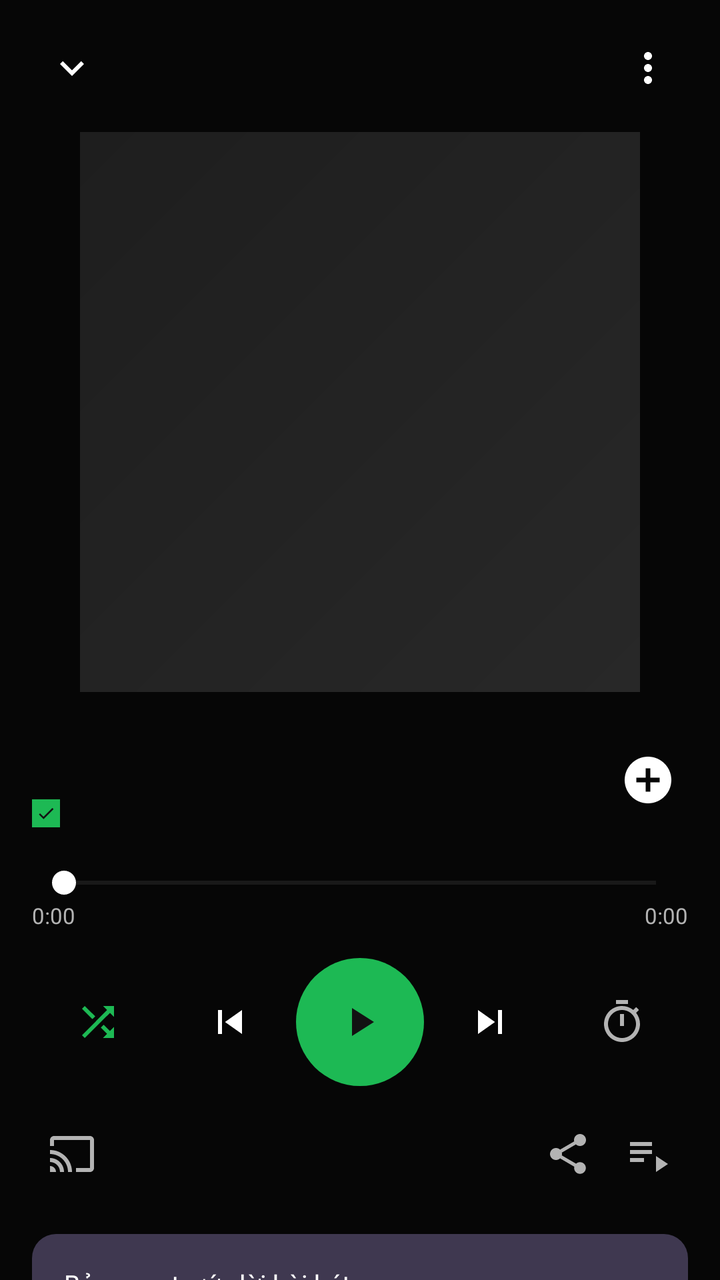
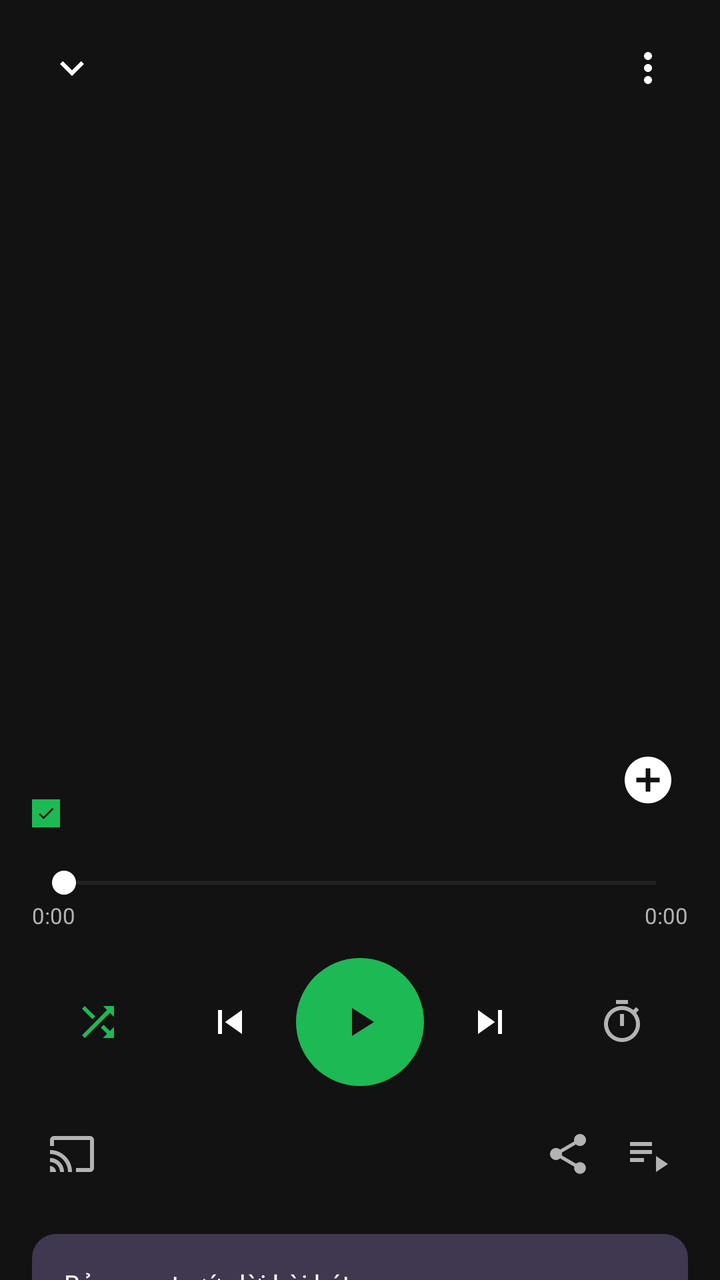

Before-and-after screenshots of an Android layout around one commit, followed by the original layout XML and the change that was made.
<!-- AndroidManifest.xml: activity theme Theme.MusicStreamingApp.Player -->
<!-- res/layout/activity_player.xml -->
<?xml version="1.0" encoding="utf-8"?>
<FrameLayout xmlns:android="http://schemas.android.com/apk/res/android"
    xmlns:app="http://schemas.android.com/apk/res-auto"
    android:layout_width="match_parent"
    android:layout_height="match_parent"
    android:background="@color/bg_primary">

    
    <ImageView
        android:id="@+id/iv_bg_blur"
        android:layout_width="match_parent"
        android:layout_height="match_parent"
        android:alpha="0.5"
        android:scaleType="centerCrop"/>

    <View
        android:layout_width="match_parent"
        android:layout_height="match_parent"
        android:background="#A6000000"/>

    <androidx.core.widget.NestedScrollView
        android:layout_width="match_parent"
        android:layout_height="match_parent"
        android:fillViewport="true"
        android:fitsSystemWindows="true">

        <LinearLayout
            android:layout_width="match_parent"
            android:layout_height="wrap_content"
            android:orientation="vertical"
            android:paddingHorizontal="16dp"
            android:paddingBottom="32dp">

            
            <LinearLayout
                android:layout_width="match_parent"
                android:layout_height="wrap_content"
                android:gravity="center_vertical"
                android:orientation="horizontal"
                android:paddingTop="14dp">

                <ImageButton
                    android:id="@+id/btn_back"
                    android:layout_width="40dp"
                    android:layout_height="40dp"
                    android:background="?attr/selectableItemBackgroundBorderless"
                    android:src="@drawable/ic_chevron_down"
                    android:tint="@color/accent_white"/>

                <LinearLayout
                    android:layout_width="0dp"
                    android:layout_height="wrap_content"
                    android:layout_weight="1"
                    android:gravity="center"
                    android:orientation="vertical">

                    <TextView
                        android:id="@+id/tv_breadcrumb_top"
                        android:layout_width="wrap_content"
                        android:layout_height="wrap_content"
                        android:textColor="@color/text_secondary"
                        android:textSize="11sp"/>

                    <TextView
                        android:id="@+id/tv_breadcrumb_bottom"
                        android:layout_width="wrap_content"
                        android:layout_height="wrap_content"
                        android:textColor="@color/accent_white"
                        android:textSize="11sp"
                        android:textStyle="bold"/>
                </LinearLayout>

                <ImageButton
                    android:id="@+id/btn_more"
                    android:layout_width="40dp"
                    android:layout_height="40dp"
                    android:background="?attr/selectableItemBackgroundBorderless"
                    android:src="@drawable/ic_more_vert"
                    android:tint="@color/accent_white"/>
            </LinearLayout>

            
            <FrameLayout
                android:layout_width="@dimen/player_cover_size"
                android:layout_height="@dimen/player_cover_size"
                android:layout_gravity="center_horizontal"
                android:layout_marginTop="12dp">

                <ImageView
                    android:id="@+id/iv_cover"
                    android:layout_width="match_parent"
                    android:layout_height="match_parent"
                    android:background="@drawable/placeholder_gradient"
                    android:scaleType="centerCrop"/>

                
                <TextView
                    android:id="@+id/tv_lyrics_teaser"
                    android:layout_width="match_parent"
                    android:layout_height="wrap_content"
                    android:layout_gravity="bottom"
                    android:background="#66000000"
                    android:padding="14dp"
                    android:textColor="@color/accent_white"
                    android:textSize="20sp"
                    android:textStyle="bold"
                    android:visibility="gone"/>
            </FrameLayout>

            
            <LinearLayout
                android:layout_width="match_parent"
                android:layout_height="wrap_content"
                android:layout_marginTop="18dp"
                android:gravity="center_vertical"
                android:orientation="horizontal">

                <LinearLayout
                    android:layout_width="0dp"
                    android:layout_height="wrap_content"
                    android:layout_weight="1"
                    android:orientation="vertical">

                    <TextView
                        android:id="@+id/tv_title"
                        android:layout_width="match_parent"
                        android:layout_height="wrap_content"
                        android:ellipsize="end"
                        android:singleLine="true"
                        android:textColor="@color/accent_white"
                        android:textSize="22sp"
                        android:textStyle="bold"/>

                    <LinearLayout
                        android:layout_width="wrap_content"
                        android:layout_height="wrap_content"
                        android:layout_marginTop="4dp"
                        android:gravity="center_vertical"
                        android:orientation="horizontal">

                        <ImageView
                            android:layout_width="14dp"
                            android:layout_height="14dp"
                            android:background="@color/spotify_green"
                            android:padding="2dp"
                            android:src="@drawable/ic_check"
                            android:tint="@color/bg_primary"/>

                        <TextView
                            android:id="@+id/tv_artist"
                            android:layout_width="wrap_content"
                            android:layout_height="wrap_content"
                            android:layout_marginStart="6dp"
                            android:textColor="@color/accent_white"
                            android:textSize="14sp"/>
                    </LinearLayout>
                </LinearLayout>

                <ImageButton
                    android:id="@+id/btn_like"
                    android:layout_width="40dp"
                    android:layout_height="40dp"
                    android:background="?attr/selectableItemBackgroundBorderless"
                    android:src="@drawable/ic_plus_circle"
                    android:tint="@color/accent_white"/>
            </LinearLayout>

            
            <SeekBar
                android:id="@+id/seekbar"
                android:layout_width="match_parent"
                android:layout_height="wrap_content"
                android:layout_marginTop="16dp"
                android:progressBackgroundTint="@color/progress_bg"
                android:progressTint="@color/accent_white"
                android:thumbTint="@color/accent_white"/>

            <LinearLayout
                android:layout_width="match_parent"
                android:layout_height="wrap_content"
                android:orientation="horizontal">

                <TextView
                    android:id="@+id/tv_current_time"
                    android:layout_width="0dp"
                    android:layout_height="wrap_content"
                    android:layout_weight="1"
                    android:text="0:00"
                    android:textColor="@color/text_secondary"
                    android:textSize="11sp"/>

                <TextView
                    android:id="@+id/tv_total_time"
                    android:layout_width="wrap_content"
                    android:layout_height="wrap_content"
                    android:text="0:00"
                    android:textColor="@color/text_secondary"
                    android:textSize="11sp"/>
            </LinearLayout>

            
            <LinearLayout
                android:layout_width="match_parent"
                android:layout_height="wrap_content"
                android:layout_marginTop="14dp"
                android:gravity="center_vertical"
                android:orientation="horizontal">

                <ImageButton
                    android:id="@+id/btn_shuffle"
                    android:layout_width="0dp"
                    android:layout_height="48dp"
                    android:layout_weight="1"
                    android:background="?attr/selectableItemBackgroundBorderless"
                    android:src="@drawable/ic_shuffle"
                    android:tint="@color/spotify_green"/>

                <ImageButton
                    android:id="@+id/btn_prev"
                    android:layout_width="0dp"
                    android:layout_height="48dp"
                    android:layout_weight="1"
                    android:background="?attr/selectableItemBackgroundBorderless"
                    android:src="@drawable/ic_skip_previous"
                    android:tint="@color/accent_white"/>

                <ImageButton
                    android:id="@+id/btn_play_pause"
                    android:layout_width="64dp"
                    android:layout_height="64dp"
                    android:background="@drawable/bg_play_btn"
                    android:padding="14dp"
                    android:src="@drawable/ic_play"
                    android:tint="@color/bg_primary"/>

                <ImageButton
                    android:id="@+id/btn_next"
                    android:layout_width="0dp"
                    android:layout_height="48dp"
                    android:layout_weight="1"
                    android:background="?attr/selectableItemBackgroundBorderless"
                    android:src="@drawable/ic_skip_next"
                    android:tint="@color/accent_white"/>

                <ImageButton
                    android:id="@+id/btn_timer"
                    android:layout_width="0dp"
                    android:layout_height="48dp"
                    android:layout_weight="1"
                    android:background="?attr/selectableItemBackgroundBorderless"
                    android:src="@drawable/ic_timer"
                    android:tint="@color/text_secondary"/>
            </LinearLayout>

            
            <LinearLayout
                android:layout_width="match_parent"
                android:layout_height="wrap_content"
                android:layout_marginTop="14dp"
                android:gravity="center_vertical"
                android:orientation="horizontal">

                <ImageButton
                    android:layout_width="40dp"
                    android:layout_height="40dp"
                    android:background="?attr/selectableItemBackgroundBorderless"
                    android:src="@drawable/ic_cast"
                    android:tint="@color/text_secondary"/>

                <View android:layout_width="0dp" android:layout_height="0dp" android:layout_weight="1"/>

                <ImageButton
                    android:layout_width="40dp"
                    android:layout_height="40dp"
                    android:background="?attr/selectableItemBackgroundBorderless"
                    android:src="@drawable/ic_share"
                    android:tint="@color/text_secondary"/>

                <ImageButton
                    android:layout_width="40dp"
                    android:layout_height="40dp"
                    android:background="?attr/selectableItemBackgroundBorderless"
                    android:src="@drawable/ic_queue"
                    android:tint="@color/text_secondary"/>
            </LinearLayout>

            
            <LinearLayout
                android:layout_width="match_parent"
                android:layout_height="wrap_content"
                android:layout_marginTop="20dp"
                android:background="@drawable/bg_lyrics_card"
                android:orientation="vertical"
                android:padding="16dp">

                <TextView
                    android:layout_width="wrap_content"
                    android:layout_height="wrap_content"
                    android:text="@string/player_lyrics_preview"
                    android:textColor="@color/accent_white"
                    android:textSize="13sp"/>

                <TextView
                    android:id="@+id/tv_lyrics_card"
                    android:layout_width="match_parent"
                    android:layout_height="wrap_content"
                    android:layout_marginTop="10dp"
                    android:maxLines="5"
                    android:ellipsize="end"
                    android:textColor="@color/accent_white"
                    android:textSize="18sp"
                    android:textStyle="bold"/>

                <Button
                    android:id="@+id/btn_show_lyrics"
                    android:layout_width="wrap_content"
                    android:layout_height="40dp"
                    android:layout_marginTop="10dp"
                    android:background="@drawable/bg_lyrics_button"
                    android:paddingHorizontal="18dp"
                    android:text="@string/player_show_lyrics"
                    android:textAllCaps="false"
                    android:textColor="@color/bg_primary"
                    android:textSize="13sp"
                    android:textStyle="bold"/>
            </LinearLayout>

            
            <TextView
                android:id="@+id/tv_explore_artist_title"
                android:layout_width="match_parent"
                android:layout_height="wrap_content"
                android:layout_marginTop="22dp"
                android:layout_marginBottom="10dp"
                android:textColor="@color/accent_white"
                android:textSize="18sp"
                android:textStyle="bold"/>

            <androidx.recyclerview.widget.RecyclerView
                android:id="@+id/rv_explore_artist"
                android:layout_width="match_parent"
                android:layout_height="wrap_content"
                android:clipToPadding="false"/>

            
            <LinearLayout
                android:layout_width="match_parent"
                android:layout_height="wrap_content"
                android:layout_marginTop="22dp"
                android:gravity="center_vertical"
                android:orientation="horizontal">

                <TextView
                    android:layout_width="0dp"
                    android:layout_height="wrap_content"
                    android:layout_weight="1"
                    android:text="@string/player_credits"
                    android:textColor="@color/accent_white"
                    android:textSize="16sp"
                    android:textStyle="bold"/>

                <TextView
                    android:layout_width="wrap_content"
                    android:layout_height="wrap_content"
                    android:text="@string/show_all"
                    android:textColor="@color/spotify_green"
                    android:textSize="12sp"/>
            </LinearLayout>

            <LinearLayout
                android:layout_width="match_parent"
                android:layout_height="wrap_content"
                android:layout_marginTop="14dp"
                android:gravity="center_vertical"
                android:orientation="horizontal">

                <de.hdodenhof.circleimageview.CircleImageView
                    android:id="@+id/iv_credit_avatar"
                    android:layout_width="44dp"
                    android:layout_height="44dp"
                    android:src="@drawable/placeholder_gradient"/>

                <LinearLayout
                    android:layout_width="0dp"
                    android:layout_height="wrap_content"
                    android:layout_marginStart="12dp"
                    android:layout_weight="1"
                    android:orientation="vertical">

                    <TextView
                        android:id="@+id/tv_credit_artist"
                        android:layout_width="wrap_content"
                        android:layout_height="wrap_content"
                        android:textColor="@color/accent_white"
                        android:textSize="15sp"/>

                    <TextView
                        android:layout_width="wrap_content"
                        android:layout_height="wrap_content"
                        android:text="Nghệ sĩ chính · Người soạn nhạc · Ngu…"
                        android:textColor="@color/text_secondary"
                        android:textSize="12sp"/>
                </LinearLayout>

                <Button
                    android:id="@+id/btn_follow_artist"
                    android:layout_width="wrap_content"
                    android:layout_height="36dp"
                    android:background="@drawable/bg_following_outline"
                    android:paddingHorizontal="16dp"
                    android:text="@string/follow"
                    android:textAllCaps="false"
                    android:textColor="@color/accent_white"
                    android:textSize="12sp"/>
            </LinearLayout>
        </LinearLayout>
    </androidx.core.widget.NestedScrollView>
</FrameLayout>
<!-- resources referenced by this layout -->
<resources>
  <color name="accent_white">#FFFFFF</color>
  <color name="bg_primary">#121212</color>
  <color name="progress_bg">#535353</color>
  <color name="spotify_green">#1DB954</color>
  <color name="text_secondary">#B3B3B3</color>
  <dimen name="player_cover_size">280dp</dimen>
  <!-- drawable bg_following_outline (drawable) -->
  <shape xmlns:android="http://schemas.android.com/apk/res/android"
      android:shape="rectangle">
      <solid android:color="@android:color/transparent"/>
      <stroke android:width="1dp" android:color="@color/text_secondary"/>
      <corners android:radius="20dp"/>
  </shape>
  <!-- drawable bg_lyrics_button (drawable) -->
  <shape xmlns:android="http://schemas.android.com/apk/res/android"
      android:shape="rectangle">
      <solid android:color="@color/accent_white"/>
      <corners android:radius="20dp"/>
  </shape>
  <!-- drawable bg_lyrics_card (drawable) -->
  <shape xmlns:android="http://schemas.android.com/apk/res/android"
      android:shape="rectangle">
      <solid android:color="#3F3850"/>
      <corners android:radius="12dp"/>
  </shape>
  <!-- drawable bg_play_btn (drawable) -->
  <?xml version="1.0" encoding="utf-8"?>
  <shape xmlns:android="http://schemas.android.com/apk/res/android"
      android:shape="oval">
      <solid android:color="#1DB954" />
  </shape>
  <!-- drawable ic_play (drawable) -->
  <vector xmlns:android="http://schemas.android.com/apk/res/android"
      android:width="24dp"
      android:height="24dp"
      android:viewportWidth="24"
      android:viewportHeight="24">
      <path android:fillColor="#FFFFFF"
          android:pathData="M8,5v14l11,-7z"/>
  </vector>
  <!-- drawable ic_skip_next (drawable) -->
  <vector xmlns:android="http://schemas.android.com/apk/res/android"
      android:width="24dp"
      android:height="24dp"
      android:viewportWidth="24"
      android:viewportHeight="24">
      <path android:fillColor="#FFFFFF"
          android:pathData="M6,18l8.5,-6L6,6v12zM16,6v12h2V6h-2z"/>
  </vector>
  <!-- drawable ic_skip_previous (drawable) -->
  <vector xmlns:android="http://schemas.android.com/apk/res/android"
      android:width="24dp"
      android:height="24dp"
      android:viewportWidth="24"
      android:viewportHeight="24">
      <path android:fillColor="#FFFFFF"
          android:pathData="M6,6h2v12H6zm3.5,6l8.5,6V6z"/>
  </vector>
  <!-- drawable placeholder_gradient (drawable) -->
  <?xml version="1.0" encoding="utf-8"?>
  <shape xmlns:android="http://schemas.android.com/apk/res/android"
      android:shape="rectangle">
      <gradient
          android:angle="135"
          android:startColor="#282828"
          android:endColor="#1E1E1E"
          android:type="linear" />
  </shape>
  <string name="follow">Theo dõi</string>
  <string name="player_credits">Ê-kíp thực hiện</string>
  <string name="player_lyrics_preview">Bản xem trước lời bài hát</string>
  <string name="player_show_lyrics">Hiện lời bài hát</string>
  <string name="show_all">Hiện tất cả</string>
  <style name="Theme.MusicStreamingApp.Player" parent="Theme.MusicStreamingApp">
          <item name="android:windowAnimationStyle">@style/PlayerWindowAnimation</item>
      </style>
  <color name="spotify_black">#121212</color>
  <color name="spotify_dark">#191414</color>
  <color name="spotify_white">#FFFFFF</color>
  <color name="spotify_gray">#B3B3B3</color>
  <style name="BottomNavStyle" parent="Widget.MaterialComponents.BottomNavigationView">
          <item name="android:background">@color/spotify_dark</item>
          <item name="itemIconTint">@color/bottom_nav_tint</item>
          <item name="itemTextColor">@color/bottom_nav_tint</item>
          <item name="elevation">8dp</item>
      </style>
  <!-- unchanged entries left out for length: 11 -->
</resources>

<!-- the commit's change to res/layout/activity_player.xml (unified diff, before → after) -->
@@ -3,20 +3,14 @@
     xmlns:app="http://schemas.android.com/apk/res-auto"
     android:layout_width="match_parent"
     android:layout_height="match_parent"
-    android:background="@color/bg_primary">
+    android:background="@color/spotify_black">
 
     
     <ImageView
         android:id="@+id/iv_bg_blur"
         android:layout_width="match_parent"
         android:layout_height="match_parent"
-        android:alpha="0.5"
-        android:scaleType="centerCrop"/>
-
-    <View
-        android:layout_width="match_parent"
-        android:layout_height="match_parent"
-        android:background="#A6000000"/>
+        android:scaleType="fitXY"/>
 
     <androidx.core.widget.NestedScrollView
         android:layout_width="match_parent"
@@ -86,12 +80,12 @@
                 android:layout_gravity="center_horizontal"
                 android:layout_marginTop="12dp">
 
-                <ImageView
+                <com.google.android.material.imageview.ShapeableImageView
                     android:id="@+id/iv_cover"
                     android:layout_width="match_parent"
                     android:layout_height="match_parent"
-                    android:background="@drawable/placeholder_gradient"
-                    android:scaleType="centerCrop"/>
+                    android:scaleType="centerCrop"
+                    app:shapeAppearanceOverlay="@style/ShapeAppearance.PlayerCover"/>
 
                 
                 <TextView
<!-- resource entries referenced after the edit -->
@@ -73,6 +73,10 @@
   <string name="player_lyrics_preview">Bản xem trước lời bài hát</string>
   <string name="player_show_lyrics">Hiện lời bài hát</string>
   <string name="show_all">Hiện tất cả</string>
+  <style name="ShapeAppearance.PlayerCover" parent="">
+          <item name="cornerFamily">rounded</item>
+          <item name="cornerSize">8dp</item>
+      </style>
   <style name="Theme.MusicStreamingApp.Player" parent="Theme.MusicStreamingApp">
           <item name="android:windowAnimationStyle">@style/PlayerWindowAnimation</item>
       </style>
